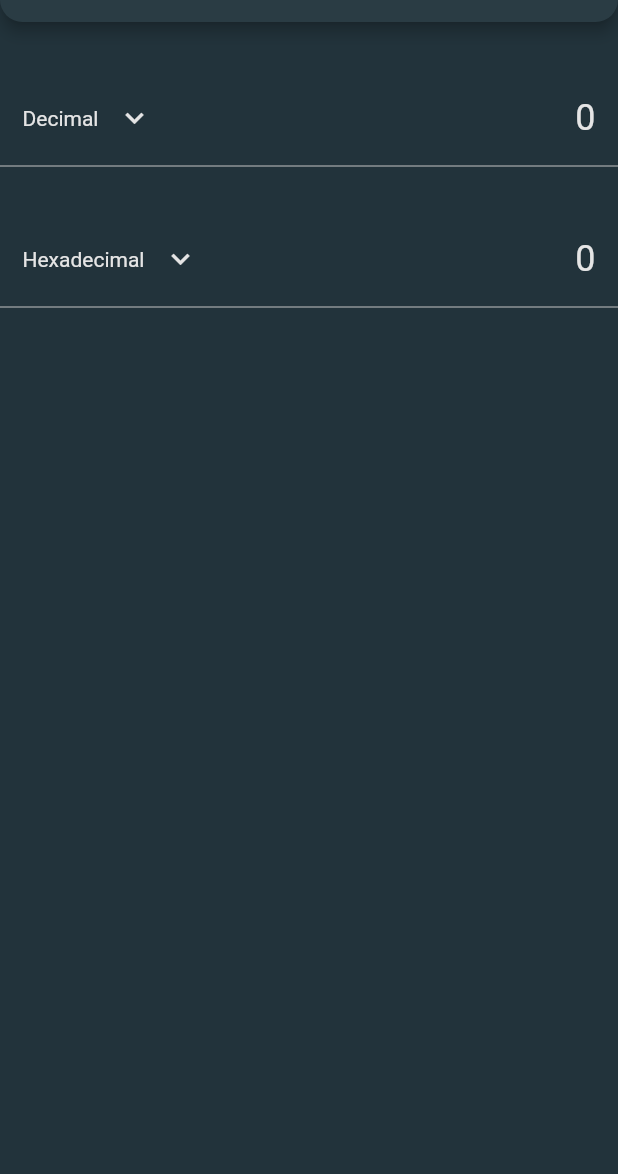
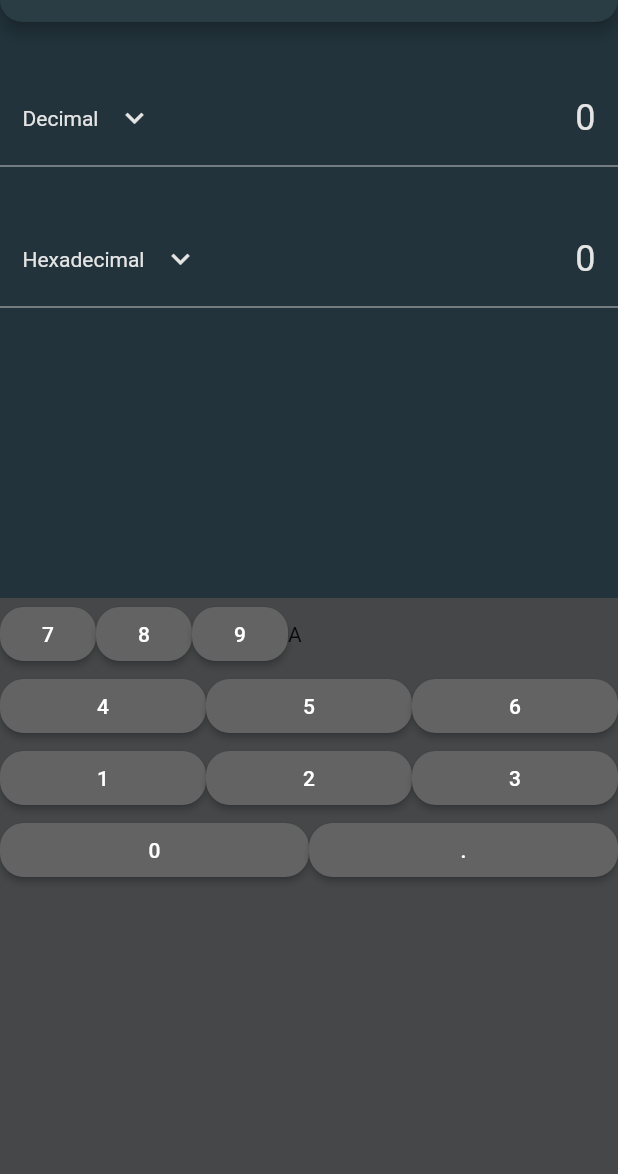
Before and after one commit to ffidni/number-conversion, a Flutter app: the screen it shows after launch, on a phone screen of 412 x 824 dp, the part 62-1236 px from its top. Run offline on Flutter 3.47's test engine with Material 2 defaults, Android fonts, the light colour scheme and no system bars.

Commit message:
Adding stuffs

```diff
--- a/lib/main.dart
+++ b/lib/main.dart
@@ -1,5 +1,6 @@
 import 'package:flutter/material.dart';
 import 'pages/home.dart';
+import 'utils/keyboard.dart';
 
 void main() {
   runApp(
--- a/lib/pages/home.dart
+++ b/lib/pages/home.dart
@@ -1,4 +1,5 @@
 import 'package:flutter/material.dart';
+import '../utils/keyboard.dart';
 
 class Home extends StatefulWidget {
   @override
@@ -133,12 +134,7 @@ class _HomeState extends State<Home> {
                 ),
               ),
             ),
-            Expanded(
-              child: Container(
-                width: double.infinity,
-                height: double.infinity,
-              ),
-            ),
+            Keyboard(this),
           ],
         ),
       ),
--- a/lib/utils/keyboard.dart
+++ b/lib/utils/keyboard.dart
@@ -0,0 +1,117 @@
+import 'package:flutter/material.dart';
+import 'package:flutter_staggered_grid_view/flutter_staggered_grid_view.dart';
+
+class Key extends StatelessWidget {
+  String value;
+  var parent;
+  Key(this.value, this.parent);
+
+  @override
+  Widget build(BuildContext context) {
+    return ElevatedButton(
+      onPressed: () {},
+      child: value != "undo"
+          ? Text(
+              value,
+              style: TextStyle(color: Colors.white),
+            )
+          : Icon(Icons.arrow_back),
+      style: ButtonStyle(
+        shape: MaterialStateProperty.all(
+          RoundedRectangleBorder(
+            borderRadius: new BorderRadius.circular(16),
+          ),
+        ),
+        backgroundColor: MaterialStateProperty.all(Color(0xff636363)),
+      ),
+    );
+  }
+}
+
+class Keyboard extends StatefulWidget {
+  var parent;
+
+  Keyboard(this.parent);
+
+  @override
+  _KeyboardState createState() => _KeyboardState(parent);
+}
+
+class _KeyboardState extends State<Keyboard> {
+  var parent;
+  List<Widget> keys = [];
+  _KeyboardState(this.parent);
+
+  @override
+  void initState() {
+    super.initState();
+    keys = [
+      Expanded(child: Key("7", parent)),
+      Expanded(child: Key("8", parent)),
+      Expanded(child: Key("9", parent)),
+      Expanded(child: Key("AC", parent)),
+      Expanded(child: Key("4", parent)),
+      Expanded(child: Key("5", parent)),
+      Expanded(child: Key("6", parent)),
+      Expanded(child: Key("1", parent)),
+      Expanded(child: Key("2", parent)),
+      Expanded(child: Key("3", parent)),
+      Expanded(child: Key("undo", parent)),
+      Expanded(child: Key("0", parent)),
+      Expanded(child: Key(".", parent))
+    ];
+  }
+
+  @override
+  Widget build(BuildContext context) {
+    return Expanded(
+      child: Container(
+        width: double.infinity,
+        height: double.infinity,
+        decoration: BoxDecoration(
+          color: Color(0xff454748),
+        ),
+        child: Column(
+          children: [
+            Row(
+              children: [
+                Row(
+                  children: [
+                    keys[0],
+                    keys[1],
+                    keys[2],
+                  ],
+                ),
+                Column(
+                  children: [
+                    Text("A"),
+                  ],
+                ),
+              ],
+            ),
+            Row(
+              children: [
+                keys[4],
+                keys[5],
+                keys[6],
+              ],
+            ),
+            Row(
+              children: [
+                keys[7],
+                keys[8],
+                keys[9],
+              ],
+            ),
+            Row(
+              children: [
+                keys[11],
+                keys[12],
+              ],
+            ),
+          ],
+        ),
+      ),
+    );
+  }
+}
--- a/pubspec.yaml
+++ b/pubspec.yaml
@@ -28,6 +28,7 @@ dependencies:
   # The following adds the Cupertino Icons font to your application.
   # Use with the CupertinoIcons class for iOS style icons.
   cupertino_icons: ^1.0.2
+  flutter_staggered_grid_view: ^0.4.1
 
 dev_dependencies:
   flutter_test:
```
Also changed, not shown: pubspec.lock.
